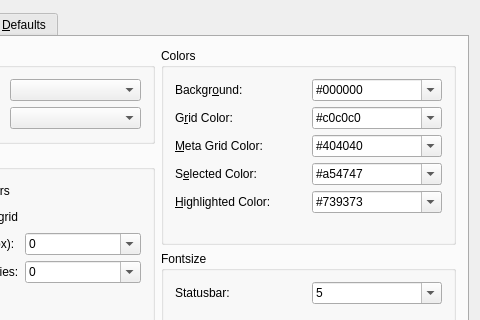
Qt form src/ui/forms/qg_dlgoptionsgeneral.ui (LibreCAD/LibreCAD) before a commit; both pictures show x 165 to 645 and y 0 to 320 of the 645 by 404 pixel window.
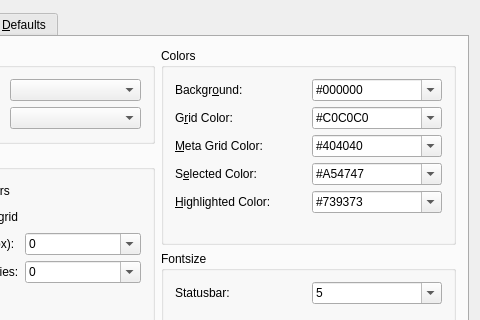
The same form after that commit. The open tabs and pages were chosen to show the change.

Commit message: corrections in previous commit

```diff
--- a/src/ui/forms/qg_dlgoptionsgeneral.ui
+++ b/src/ui/forms/qg_dlgoptionsgeneral.ui
@@ -137,7 +137,7 @@
             </property>
             <item>
              <property name="text">
-              <string>#c0c0c0</string>
+              <string>#C0C0C0</string>
              </property>
             </item>
             <item>
@@ -222,7 +222,7 @@
             </property>
             <item>
              <property name="text">
-              <string>#a54747</string>
+              <string>#A54747</string>
              </property>
             </item>
            </widget>
```
Left out of the diff: 10 changed lines with no effect on the pictures. The commit also changes 1 other file.
